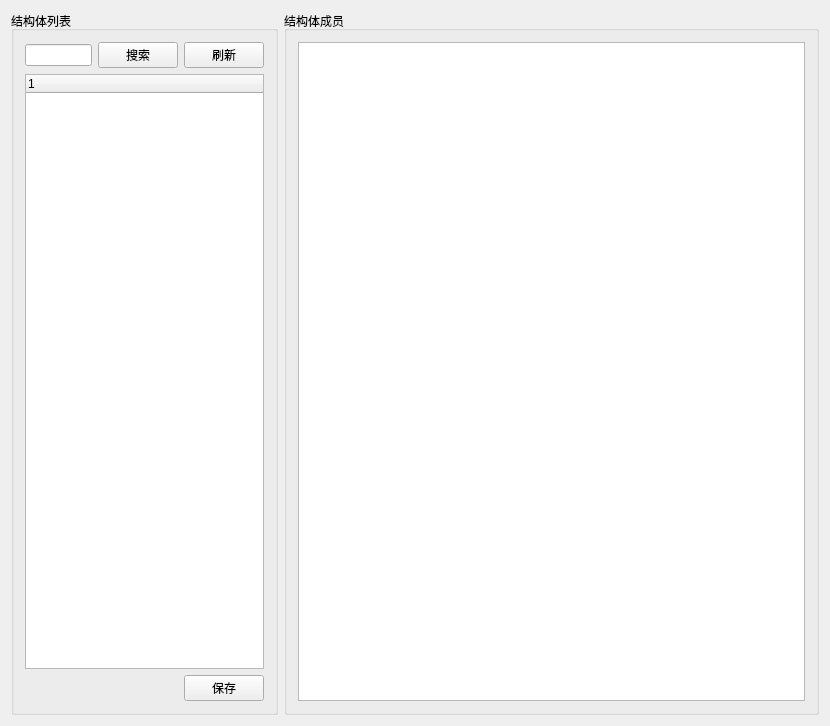
This is ParseHeader/src/MainWidget/ParseHeaderWidget.ui in august295/Tool as Qt 5 draws it before an edit. The edited form follows.
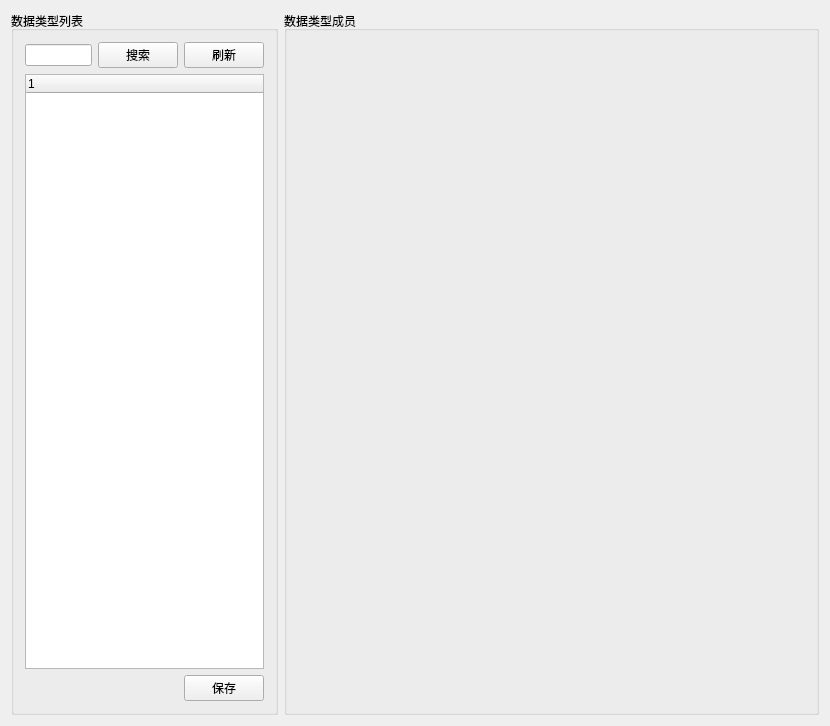
This is the edited form.

Commit message: 添加显示枚举界面

```diff
--- a/ParseHeader/src/MainWidget/ParseHeaderWidget.ui
+++ b/ParseHeader/src/MainWidget/ParseHeaderWidget.ui
@@ -23,7 +23,7 @@
    <item row="0" column="0">
     <widget class="QGroupBox" name="groupBox">
      <property name="title">
-      <string>结构体列表</string>
+      <string>数据类型列表</string>
      </property>
      <layout class="QGridLayout" name="gridLayout_2">
       <item row="0" column="0">
@@ -86,13 +86,8 @@
    <item row="0" column="1">
     <widget class="QGroupBox" name="groupBox_2">
      <property name="title">
-      <string>结构体成员</string>
+      <string>数据类型成员</string>
      </property>
-     <layout class="QGridLayout" name="gridLayout_3">
-      <item row="0" column="0">
-       <widget class="QTableWidget" name="tableWidget"/>
-      </item>
-     </layout>
     </widget>
    </item>
   </layout>
```
Left out of the diff: 4 changed lines with no effect on the pictures. The commit also changes 7 other files.
